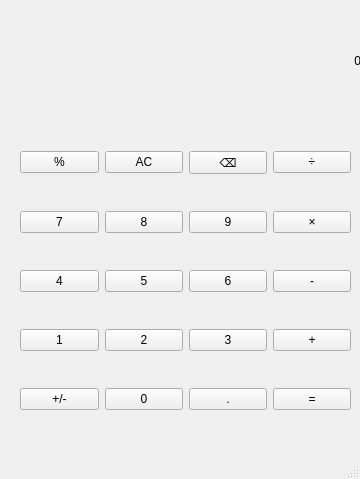
Before: the Qt Designer form calculator_design.ui in Imanbek-Mashrapov/Gui_Calculator, drawn with Qt 5.
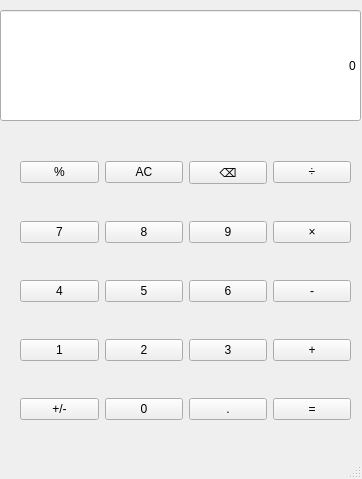
After: the same form once the commit is applied.

Patch:
```diff
--- a/calculator_design.ui
+++ b/calculator_design.ui
@@ -6,10 +6,16 @@
    <rect>
     <x>0</x>
     <y>0</y>
-    <width>360</width>
+    <width>362</width>
     <height>479</height>
    </rect>
   </property>
+  <property name="sizePolicy">
+   <sizepolicy hsizetype="Expanding" vsizetype="Expanding">
+    <horstretch>5</horstretch>
+    <verstretch>0</verstretch>
+   </sizepolicy>
+  </property>
   <property name="windowTitle">
    <string>Calculator</string>
   </property>
@@ -17,33 +23,11 @@
    <string notr="true"/>
   </property>
   <widget class="QWidget" name="centralwidget">
-   <widget class="QLabel" name="outputLabel">
-    <property name="geometry">
-     <rect>
-      <x>0</x>
-      <y>10</y>
-      <width>361</width>
-      <height>101</height>
-     </rect>
-    </property>
-    <property name="styleSheet">
-     <string notr="true"/>
-    </property>
-    <property name="text">
-     <string>0</string>
-    </property>
-    <property name="alignment">
-     <set>Qt::AlignRight|Qt::AlignTrailing|Qt::AlignVCenter</set>
-    </property>
-    <property name="margin">
-     <number>10</number>
-    </property>
-   </widget>
    <widget class="QWidget" name="gridLayoutWidget">
     <property name="geometry">
      <rect>
       <x>20</x>
-      <y>120</y>
+      <y>130</y>
       <width>331</width>
       <height>321</height>
      </rect>
@@ -56,7 +40,7 @@
     </property>
     <layout class="QGridLayout" name="gridLayout">
      <property name="sizeConstraint">
-      <enum>QLayout::SetDefaultConstraint</enum>
+      <enum>QLayout::SetNoConstraint</enum>
      </property>
      <item row="1" column="0">
       <widget class="QPushButton" name="sevenButton">
@@ -308,6 +292,22 @@
      </item>
     </layout>
    </widget>
+   <widget class="QLineEdit" name="outputLineEdit">
+    <property name="geometry">
+     <rect>
+      <x>0</x>
+      <y>10</y>
+      <width>361</width>
+      <height>111</height>
+     </rect>
+    </property>
+    <property name="text">
+     <string>0</string>
+    </property>
+    <property name="alignment">
+     <set>Qt::AlignRight|Qt::AlignTrailing|Qt::AlignVCenter</set>
+    </property>
+   </widget>
   </widget>
   <widget class="QMenuBar" name="menubar">
    <property name="geometry">
```
Left out of the diff: 28 changed lines with no effect on the pictures.
